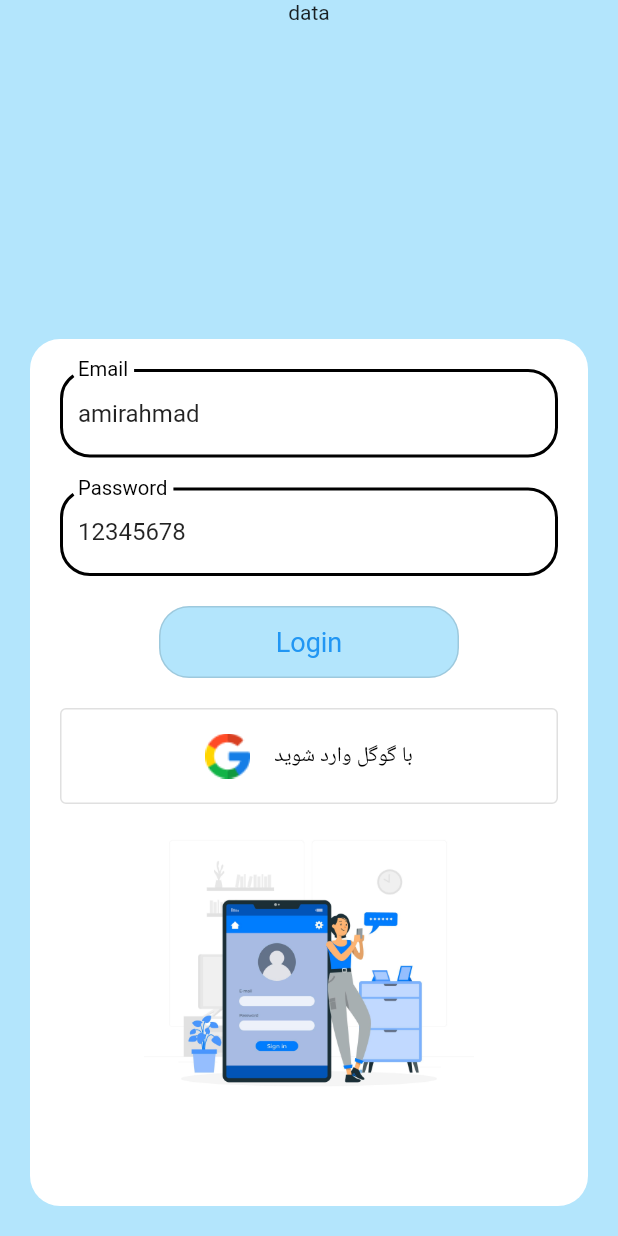
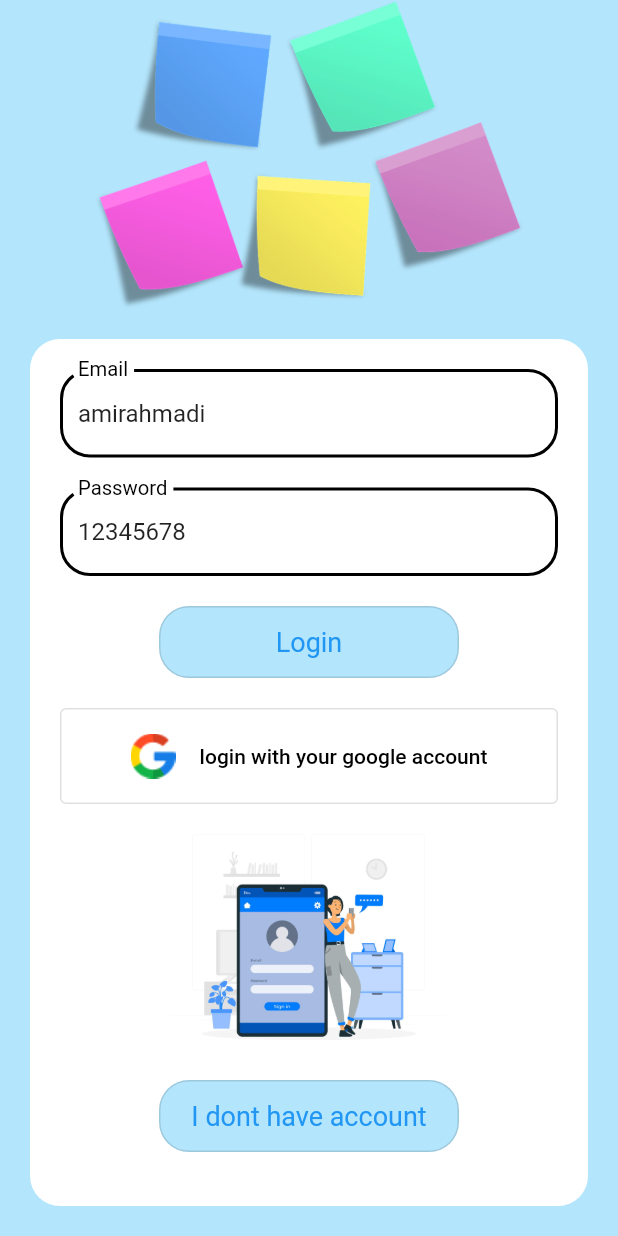
Before and after one commit to AmirmahdiNourkazemi/note-application-serverMode, a Flutter app: the screen it shows after launch, on a phone screen of 412 x 824 dp. Run offline on Flutter 3.47's test engine with Material 2 defaults, Android fonts, the phone set to English and light mode, and no system bars; Roboto replaces fonts that are missing (IS, sb, sm).

Commit message:
complete login screen #2

```diff
--- a/lib/screen/login_screen.dart
+++ b/lib/screen/login_screen.dart
@@ -3,23 +3,22 @@ import 'package:flutter/material.dart';
 class LoginScreen extends StatelessWidget {
   LoginScreen({super.key});
 
-  final _usernameTextController = TextEditingController(text: 'amirahmad');
+  final _usernameTextController = TextEditingController(text: 'amirahmadi');
   final _passwordTextController = TextEditingController(text: '12345678');
 
   @override
   Widget build(BuildContext context) {
     return MaterialApp(
       debugShowCheckedModeBanner: false,
-      home: Directionality(
-        textDirection: TextDirection.ltr,
-        child: Scaffold(
-          resizeToAvoidBottomInset: false,
-          backgroundColor: Colors.lightBlue[100],
-          body: Column(
+      home: Scaffold(
+        resizeToAvoidBottomInset: false,
+        backgroundColor: Colors.lightBlue[100],
+        body: SafeArea(
+          child: Column(
             children: [
               Expanded(
                 flex: 1,
-                child: Text('data'),
+                child: Image.asset('assets/images/sticky_note.png'),
               ),
               Expanded(
                 flex: 3,
@@ -114,7 +113,7 @@ class LoginScreen extends StatelessWidget {
                               width: 16,
                             ),
                             Text(
-                              'با گوگل وارد شوید',
+                              'login with your google account',
                               style: TextStyle(
                                   fontFamily: 'IS', color: Colors.black),
                             ),
@@ -122,9 +121,23 @@ class LoginScreen extends StatelessWidget {
                         ),
                       ),
                       SizedBox(
-                          height: 220,
-                          child: Image.asset(
-                              'assets/images/login_ilustratiuon.jpg'))
+                        height: 184,
+                        child:
+                            Image.asset('assets/images/login_ilustratiuon.jpg'),
+                      ),
+                      OutlinedButton(
+                        style: ElevatedButton.styleFrom(
+                            primary: Colors.lightBlue[100],
+                            textStyle:
+                                TextStyle(fontFamily: 'sb', fontSize: 18),
+                            minimumSize: Size(200, 48),
+                            shape: RoundedRectangleBorder(
+                                borderRadius: BorderRadius.circular(20))),
+                        onPressed: () {
+                          print('object');
+                        },
+                        child: Text('I don' 't have account'),
+                      )
                     ],
                   ),
                 ),
```
Also changed, not shown: assets/images/note_image.jpg (added), assets/images/sticky_note.png (added).
